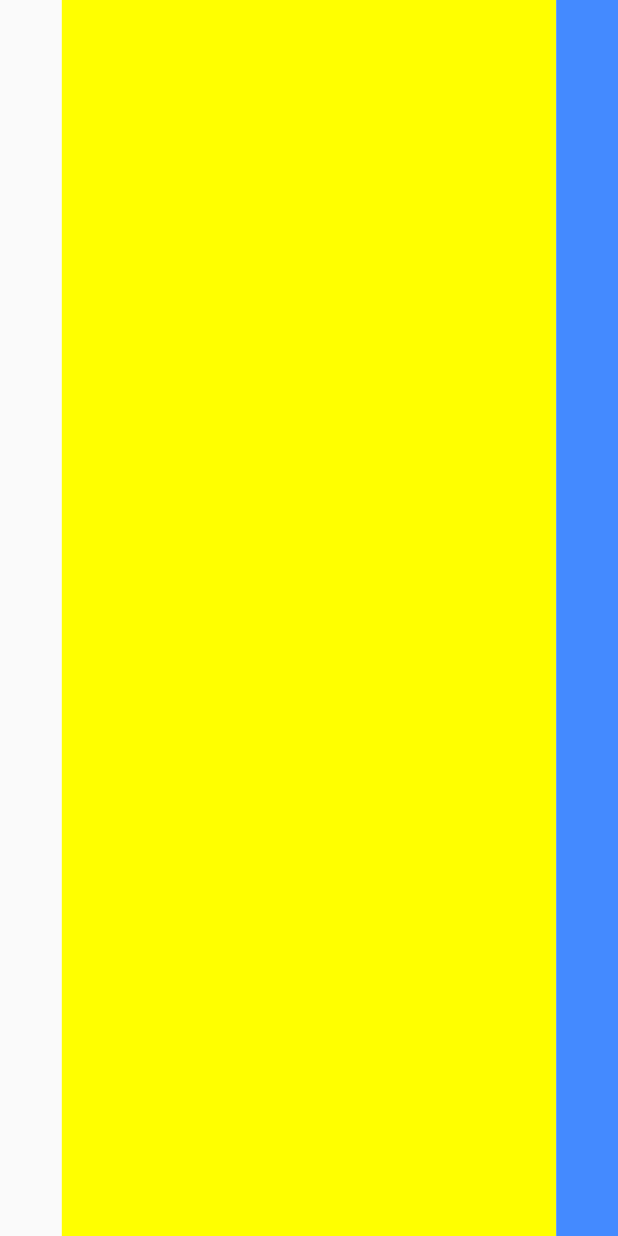
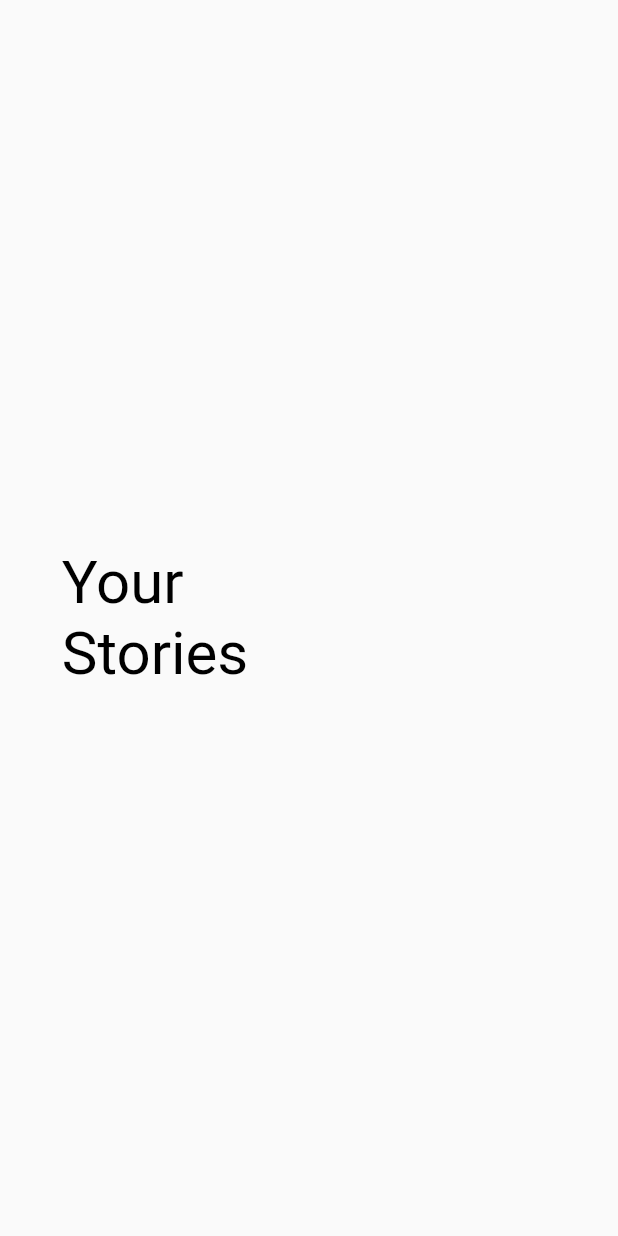
Before and after one commit to abdullah432/Diary, a Flutter app: the screen it shows after launch, on a phone screen of 412 x 824 dp. Run offline on Flutter 3.47's test engine with Material 2 defaults, Android fonts, the phone set to English and light mode, and no system bars; our stand-ins replace sqflite; accounts and stored records are empty; Roboto replaces fonts that are missing (Raleway).

Commit message:
sqlflite connect and homepage design

```diff
--- a/lib/main.dart
+++ b/lib/main.dart
@@ -8,6 +8,7 @@ class MyApp extends StatelessWidget {
   @override
   Widget build(BuildContext context) {
     return MaterialApp(
+      debugShowCheckedModeBanner: false,
       title: 'Diary',
       theme: ThemeData(
         primarySwatch: Colors.blue,
--- /dev/null
+++ b/lib/model/Story.dart
@@ -0,0 +1,54 @@
+class Story {
+  int _id;
+  String _date;
+  String _feeling;
+  String _reason;
+  String _note;
+
+  Story(this._date, this._feeling, this._reason, [this._note]);
+  Story.withID(this._date, this._feeling, this._reason, [this._note]);
+
+  int get id => this._id;
+  String get date => this._date;
+  String get feeling => this._feeling;
+  String get reason => this._reason;
+  String get note => this._note;
+
+  set date(String date) {
+    this._date = date;
+  }
+
+  set feeling(String feeling) {
+    this._feeling = feeling;
+  }
+
+  set reason(String reason) {
+    this._reason = reason;
+  }
+
+  set note(String note) {
+    this._note = note;
+  }
+
+  //Convert Story object to map object
+  Map<String, dynamic> toMap() {
+    var map = Map<String, dynamic>();
+    if (_id != null)
+      map['id'] = _id;
+    map['date'] = _date;
+    map['feeling'] = _feeling;
+    map['reason'] = _reason;
+    map['note'] = _note;
+
+    return map;
+  }
+
+  //Convert Map object to Story object
+  Story.fromMapObject(Map<String, dynamic> map){
+    _id = map['id'];
+    _date = map['date'];
+    _feeling = map['feeling'];
+    _reason = map['reason'];
+    _note = map['note'];
+  }
+}
--- a/lib/screens/home_page.dart
+++ b/lib/screens/home_page.dart
@@ -1,4 +1,7 @@
+import 'package:diary/model/Story.dart';
+import 'package:diary/utils/database_helper.dart';
 import 'package:flutter/material.dart';
+import 'package:sqflite/sqlite_api.dart';
 
 class HomePage extends StatefulWidget {
   @override
@@ -9,17 +12,104 @@ class HomePage extends StatefulWidget {
 
 class HomePageState extends State<HomePage> {
   final PageController pageController = PageController(viewportFraction: 0.8);
+  int currentPage = 0;
+  int count = 0;
+  DatabaseHelper databaseHelper = DatabaseHelper();
+  List<Story> storyList;
+
+  @override
+  void initState() {
+    super.initState();
+    pageController.addListener(() {
+      int next = pageController.page.round();
+      if (currentPage == next) {
+        setState(() {
+          currentPage = next;
+        });
+      }
+    });
+  }
+
   @override
   Widget build(BuildContext context) {
+    if (storyList == null) {
+      storyList = new List<Story>();
+      updateStoryList();
+    }
+
     return Scaffold(
-      body: PageView(
-        scrollDirection: Axis.horizontal,
-        controller: pageController,
+      body: PageView.builder(
+          scrollDirection: Axis.horizontal,
+          controller: pageController,
+          itemCount: count + 2,
+          itemBuilder: (BuildContext context, int currentIndex) {
+            if (currentIndex == 0) {
+              return introductryPage();
+            } else if (currentIndex == 1) {
+            } else if (storyList.length >= currentIndex) {
+              bool active = currentIndex == currentPage;
+              return storyPages(storyList[currentIndex - 2], active);
+            }
+          }),
+    );
+  }
+
+  void updateStoryList() {
+    final Future<Database> dbFuture = databaseHelper.initializeDatabase();
+    dbFuture.then((database) {
+      Future<List<Story>> storyListFuture = databaseHelper.getStoryList();
+      storyListFuture.then((storyList) {
+        setState(() {
+          this.storyList = storyList;
+          this.count = storyList.length;
+        });
+      });
+    });
+  }
+
+  Widget storyPages(Story storyList, bool active) {
+    return AnimatedContainer(
+      duration: Duration(microseconds: 500),
+      curve: Curves.easeOutQuint,
+      decoration: BoxDecoration(
+        borderRadius: BorderRadius.circular(15),
+        image: DecorationImage(
+          fit: BoxFit.cover,
+          image: getImageAsset(),
+        ),
+      ),
+    );
+  }
+
+  AssetImage getImageAsset() {
+    AssetImage assetImage = AssetImage('images/forest.jpg');
+    return assetImage;
+  }
+
+  Widget introductryPage() {
+    return Container(
+      child: Column(
+        mainAxisAlignment: MainAxisAlignment.center,
+        crossAxisAlignment: CrossAxisAlignment.start,
         children: <Widget>[
-          Container(color: Colors.yellowAccent,),
-          Container(color: Colors.blueAccent,),
-          Container(color: Colors.greenAccent,),
+          Text(
+            'Your',
+            style: TextStyle(
+              fontFamily: 'Raleway',
+              fontSize: 40,
+              color: Colors.black,
+            ),
+          ),
+          Text(
+            'Stories',
+            style: TextStyle(
+              fontFamily: 'Raleway',
+              fontSize: 40,
+              color: Colors.black,
+            ),
+          )
         ],
-      ),);
+      ),
+    );
   }
 }
--- /dev/null
+++ b/lib/utils/database_helper.dart
@@ -0,0 +1,118 @@
+import 'dart:io';
+import 'package:diary/model/Story.dart';
+import 'package:sqflite/sqflite.dart';
+import 'package:path_provider/path_provider.dart';
+import 'package:path/path.dart';
+
+class DatabaseHelper {
+  static DatabaseHelper databaseHelper;
+  Database _database;
+  DatabaseHelper.createInstance();
+
+  String storyTable = 'storyTable';
+  String colId = 'id';
+  String colDate = 'date';
+  String colFeeling = 'feeling';
+  String colReason = 'reason';
+  String colNote = 'note';
+
+  //make it singleton object
+  factory DatabaseHelper() {
+    if (databaseHelper == null) {
+      databaseHelper = DatabaseHelper.createInstance();
+    }
+
+    return databaseHelper;
+  }
+
+  //make database object singleton
+  Future<Database> get database async {
+    if (_database == null) _database = await initializeDatabase();
+    return _database;
+  }
+
+  Future<Database> initializeDatabase() async {
+    //get directory path to both android and ios to store database
+    Directory directory = await getApplicationDocumentsDirectory();
+
+    //below line produce error in iOS
+    // String path = directory.path + 'notes.db';
+    String path = join(directory.path, 'story.db');
+
+    //open/create db at give path
+    var noteDatabase = await openDatabase(path, version: 1, onCreate: createDb);
+    return noteDatabase;
+  }
+
+  void createDb(Database db, int newVersion) async {
+    await db.execute(
+        'CREATE TABLE $storyTable($colId INTEGER PRIMARY KEY AUTOINCREMENT,'
+        '$colDate TEXT,$colFeeling Text, $colReason INTEGER, $colNote TEXT)');
+  }
+
+  //Fetch operation. Get all note object from database
+  Future<List<Map<String, dynamic>>> getStoryMapList() async {
+    //get refrence to database
+    Database db = await this.database;
+
+    // var result = db.rawQuery('SELECT * FROM $noteTable order by $colPriority ASC');
+    //alternative of above query is
+    var result = await db.query(storyTable);
+    return result;
+  }
+
+  //Insert Operation
+  Future<int> insertStory(Story note) async {
+    //get refrence to database
+    Database db = await this.database;
+
+    //first convert note object into map
+    var result = await db.insert(storyTable, note.toMap());
+    return result;
+  }
+
+  //Update Operation
+  Future<int> updateStory(Story story) async {
+    //get refrence to database
+    Database db = await this.database;
+
+    //first convert note object into map
+    var result = await db.update(storyTable, story.toMap(),
+        where: '$colId = ?', whereArgs: [story.id]);
+    return result;
+  }
+
+  //Delete Operation
+  Future<int> deleteStory(int id) async {
+    //get refrence to database
+    Database db = await this.database;
+
+    //first convert note object into map
+    var result = await db.delete(storyTable, where: '$colId = $id');
+    return result;
+  }
+
+  //Delete Operation
+  Future<int> getCount() async {
+    //get refrence to database
+    Database db = await this.database;
+
+    //first convert note object into map
+    List<Map<String, dynamic>> x =
+        await db.rawQuery('SELECT COUNT (*) from $storyTable');
+    var result = Sqflite.firstIntValue(x);
+    return result;
+  }
+
+  Future<List<Story>> getStoryList() async {
+    var storyMapList = await getStoryMapList();
+    int count = storyMapList.length;
+
+    List<Story> storyList = List<Story>();
+    for (int i = 0; i < count; i++) {
+      storyList.add(Story.fromMapObject(storyMapList[i]));
+    }
+
+    return storyList;
+  }
+}
```
Also changed, not shown: pubspec.yaml (+21 -8 lines), fonts/Raleway-Bold.ttf (added), fonts/Raleway-Light.ttf (added), fonts/Raleway-Regular.ttf (added), fonts/Roboto-Bold.ttf (added), fonts/Roboto-Regular.ttf (added), images/forest.jpg (added), images/road.jpg (added), images/study.jpg (added), pubspec.lock.
